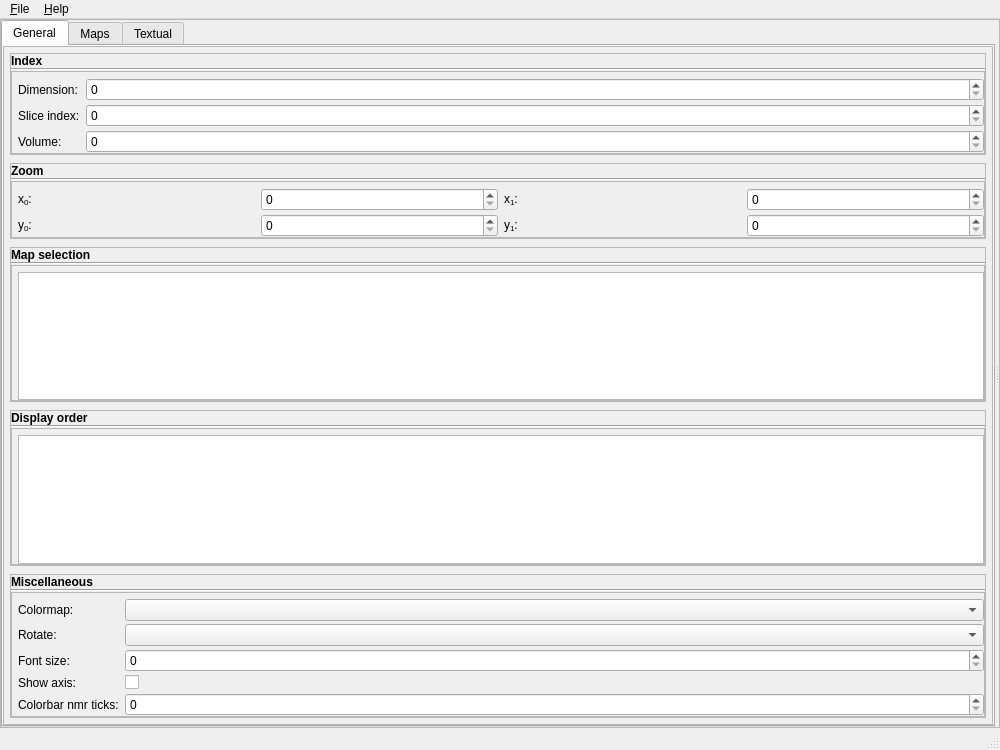
Above: mdt/data/qt_designs/maps_visualizer/MainWindow.ui from robbert-harms/MDT before the change. Below: the same form after it.
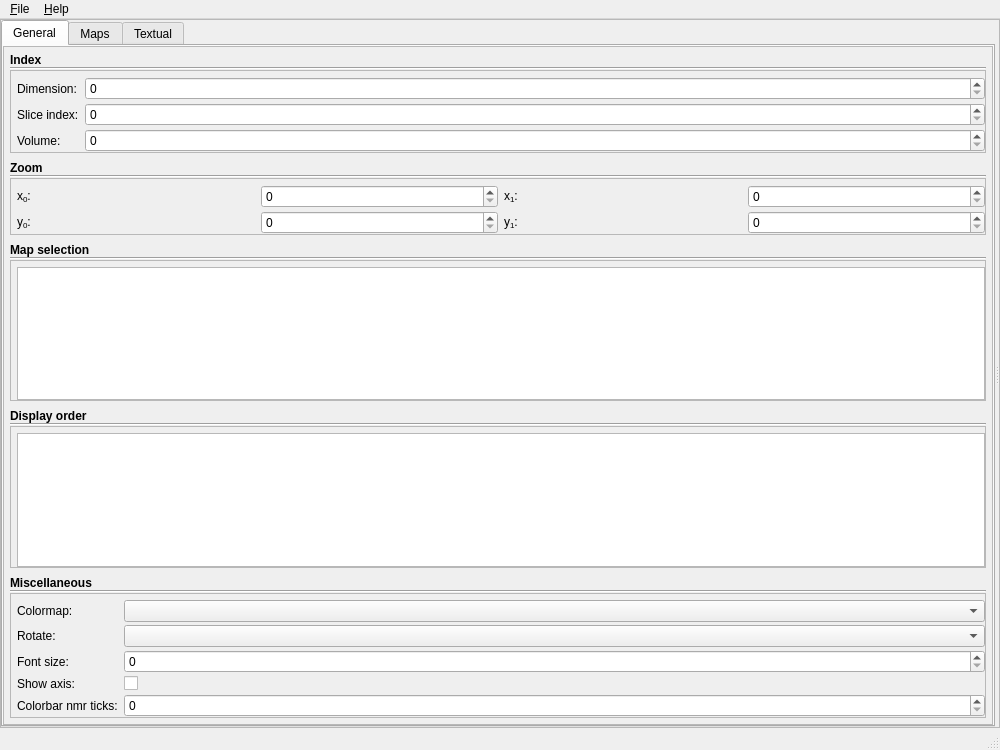
That is the form after the change. Icons and pictures are not drawn. Custom widgets are drawn as their Qt base class.

Commit message: Removed frame around options

Patch:
```diff
--- a/mdt/data/qt_designs/maps_visualizer/MainWindow.ui
+++ b/mdt/data/qt_designs/maps_visualizer/MainWindow.ui
@@ -150,7 +150,7 @@
                    <item row="0" column="0">
                     <widget class="CollapsablePanel" name="frame">
                      <property name="frameShape">
-                      <enum>QFrame::StyledPanel</enum>
+                      <enum>QFrame::NoFrame</enum>
                      </property>
                      <property name="frameShadow">
                       <enum>QFrame::Plain</enum>
@@ -260,7 +260,7 @@
                    <item row="1" column="0">
                     <widget class="CollapsablePanel" name="frame_4">
                      <property name="frameShape">
-                      <enum>QFrame::StyledPanel</enum>
+                      <enum>QFrame::NoFrame</enum>
                      </property>
                      <property name="frameShadow">
                       <enum>QFrame::Plain</enum>
@@ -377,7 +377,7 @@
                    <item row="4" column="0">
                     <widget class="CollapsablePanel" name="general_Miscellaneous">
                      <property name="frameShape">
-                      <enum>QFrame::StyledPanel</enum>
+                      <enum>QFrame::NoFrame</enum>
                      </property>
                      <property name="frameShadow">
                       <enum>QFrame::Plain</enum>
@@ -508,7 +508,7 @@
                    <item row="3" column="0">
                     <widget class="CollapsablePanel" name="general_DisplayOrder">
                      <property name="frameShape">
-                      <enum>QFrame::StyledPanel</enum>
+                      <enum>QFrame::NoFrame</enum>
                      </property>
                      <property name="frameShadow">
                       <enum>QFrame::Plain</enum>
@@ -598,7 +598,7 @@
                    <item row="2" column="0">
                     <widget class="CollapsablePanel" name="frame_6">
                      <property name="frameShape">
-                      <enum>QFrame::StyledPanel</enum>
+                      <enum>QFrame::NoFrame</enum>
                      </property>
                      <property name="frameShadow">
                       <enum>QFrame::Plain</enum>
```
Left out of the diff: 4 changed lines with no effect on the pictures. The commit also changes 1 other file.
